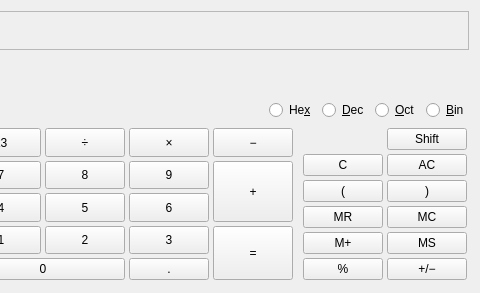
This is kcalc.ui in KDE/kcalc as Qt 5 draws it before an edit; both pictures show x 562 to 1042 and y 0 to 293 of the 1042 by 293 pixel window. The edited form follows.
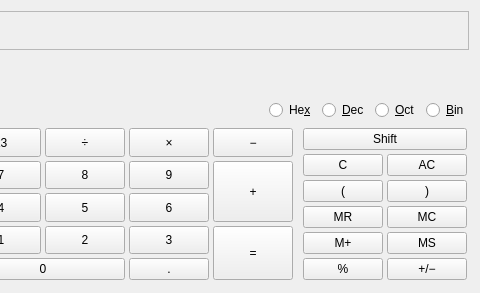
This is the edited form. Custom widgets are drawn as their Qt base class.

Commit message: applied a patch to make the shift button wider

What changed in the file:
```diff
--- a/kcalc.ui
+++ b/kcalc.ui
@@ -818,22 +818,6 @@
           <property name="spacing">
            <number>4</number>
           </property>
-          <item row="0" column="1">
-           <widget class="KCalcButton" name="pbShift">
-            <property name="toolTip">
-             <string>Second button function</string>
-            </property>
-            <property name="text">
-             <string>Shift</string>
-            </property>
-            <property name="shortcut">
-             <string>Ctrl+2</string>
-            </property>
-            <property name="checkable">
-             <bool>true</bool>
-            </property>
-           </widget>
-          </item>
           <item row="1" column="0">
            <widget class="KCalcButton" name="pbClear">
             <property name="toolTip">
@@ -934,6 +918,28 @@
             </property>
            </widget>
           </item>
+          <item row="0" column="0" colspan="2">
+           <widget class="KCalcButton" name="pbShift">
+            <property name="sizePolicy">
+             <sizepolicy hsizetype="Minimum" vsizetype="Preferred">
+              <horstretch>0</horstretch>
+              <verstretch>0</verstretch>
+             </sizepolicy>
+            </property>
+            <property name="toolTip">
+             <string>Second button function</string>
+            </property>
+            <property name="text">
+             <string>Shift</string>
+            </property>
+            <property name="shortcut">
+             <string>Ctrl+2</string>
+            </property>
+            <property name="checkable">
+             <bool>true</bool>
+            </property>
+           </widget>
+          </item>
          </layout>
         </widget>
        </item>
```
The commit also changes 1 other file.
